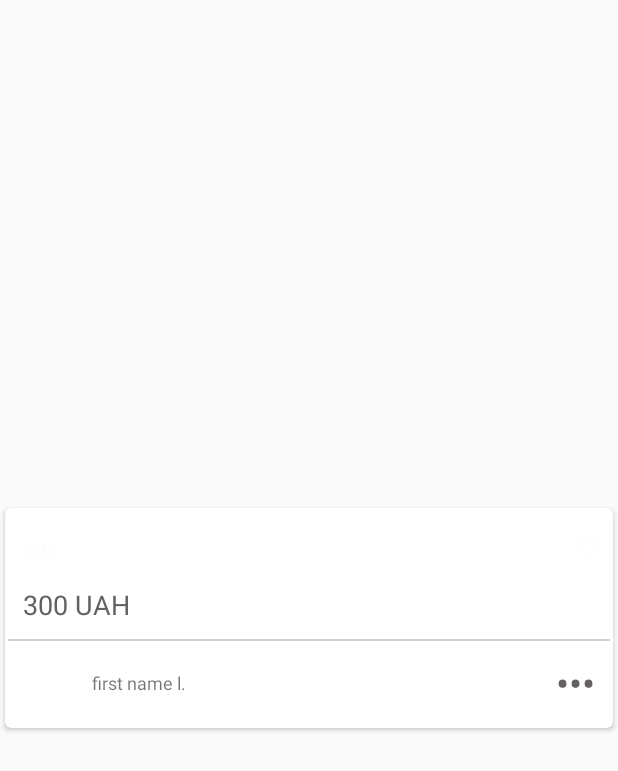
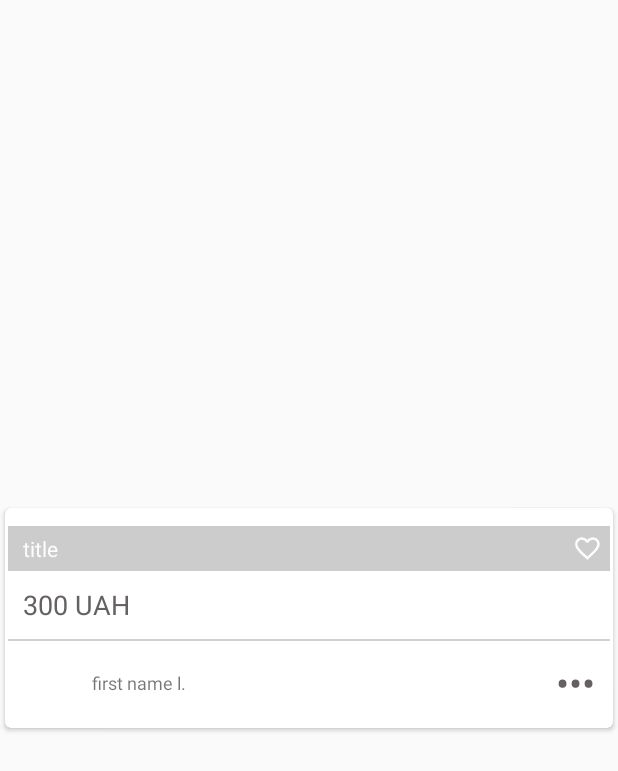
Before and after one commit to fastwow/Antresol, an Android app: the layout layout_ad_list_item.xml on its own in the app's theme, with its tools: preview values and no code run, on a phone screen of 412 x 824 dp. Shown: the top 771 px of the screen. Run offline under Robolectric (Android 15) with nearby library versions, the phone set to English and light mode, and no system bars.

Commit message:
black color with alpha for title and like button area

```diff
--- a/app/src/main/res/layout/layout_ad_list_item.xml
+++ b/app/src/main/res/layout/layout_ad_list_item.xml
@@ -32,8 +32,9 @@
                 android:layout_width="wrap_content"
                 android:layout_height="wrap_content"
                 android:layout_gravity="bottom"
-                android:layout_marginLeft="10dp"
-                android:layout_marginTop="10dp">
+                android:layout_marginTop="10dp"
+                android:background="@color/black_20_alpha"
+                android:paddingLeft="10dp">
 
                 <TextView
                     android:id="@+id/title"
--- a/app/src/main/res/values/colors.xml
+++ b/app/src/main/res/values/colors.xml
@@ -10,6 +10,12 @@
     <color name="accent_pressed">#1DE9B6</color>
 
     <color name="black_70_alpha">#B3000000</color>
+    <color name="black_60_alpha">#99000000</color>
+    <color name="black_50_alpha">#80000000</color>
+    <color name="black_40_alpha">#66000000</color>
+    <color name="black_30_alpha">#4D000000</color>
+    <color name="black_20_alpha">#33000000</color>
+    <color name="black_10_alpha">#1A000000</color>
 
     <color name="black">#000000</color>
 
```
